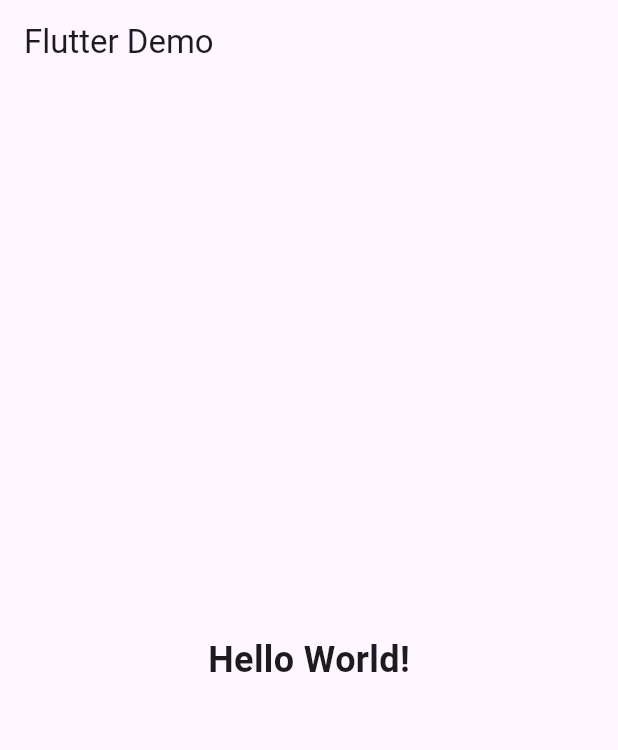
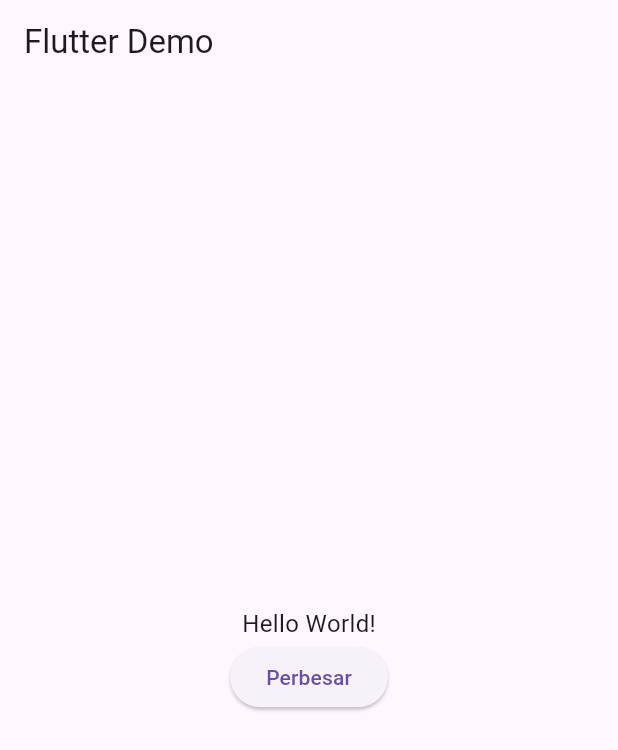
Before and after one commit to hikio-17/learn-dart, a Flutter app: the screen it shows after launch, on a phone screen of 412 x 824 dp. Shown: the top 750 px of the screen. Run offline on Flutter 3.47's test engine with Material 3 defaults, Android fonts, the phone set to English and light mode, and no system bars.

Commit message:
stateful widget

```diff
--- a/lib/main.dart
+++ b/lib/main.dart
@@ -17,7 +17,7 @@ class MyApp extends StatelessWidget {
           title: const Text('Flutter Demo'),
         ),
         body: const Center(
-          child: Heading(text: "Hello World!"),
+          child: BiggerText(text: "Hello World!"),
         ),
       ),
     );
@@ -40,3 +40,34 @@ class Heading extends StatelessWidget {
     );
   }
 }
+
+class BiggerText extends StatefulWidget {
+  final String text;
+
+  const BiggerText({Key? key, required this.text}) : super(key: key);
+
+  @override
+  _BiggerTextState createState() => _BiggerTextState();
+}
+
+class _BiggerTextState extends State<BiggerText> {
+  double _textSize = 16.0;
+
+  @override
+  Widget build(BuildContext context) {
+    return Column(
+      mainAxisAlignment: MainAxisAlignment.center,
+      children: <Widget>[
+        Text(widget.text, style: TextStyle(fontSize: _textSize)),
+        ElevatedButton(
+          child: const Text("Perbesar"),
+          onPressed: () {
+            setState(() {
+              _textSize = 32.0;
+            });
+          },
+        )
+      ],
+    );
+  }
+}
```
